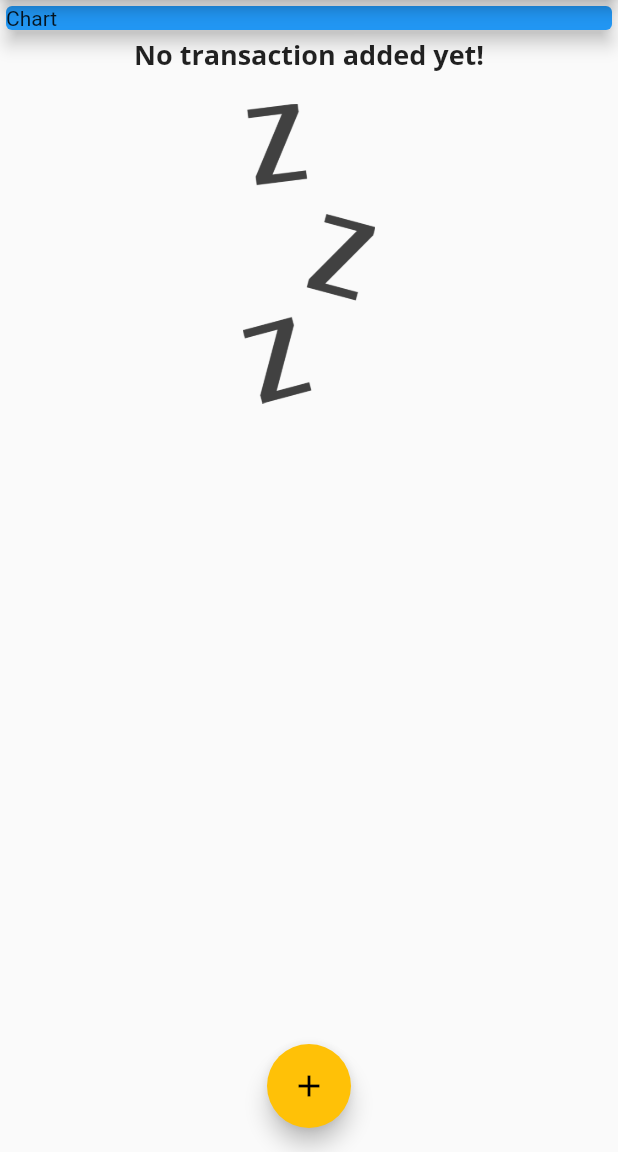
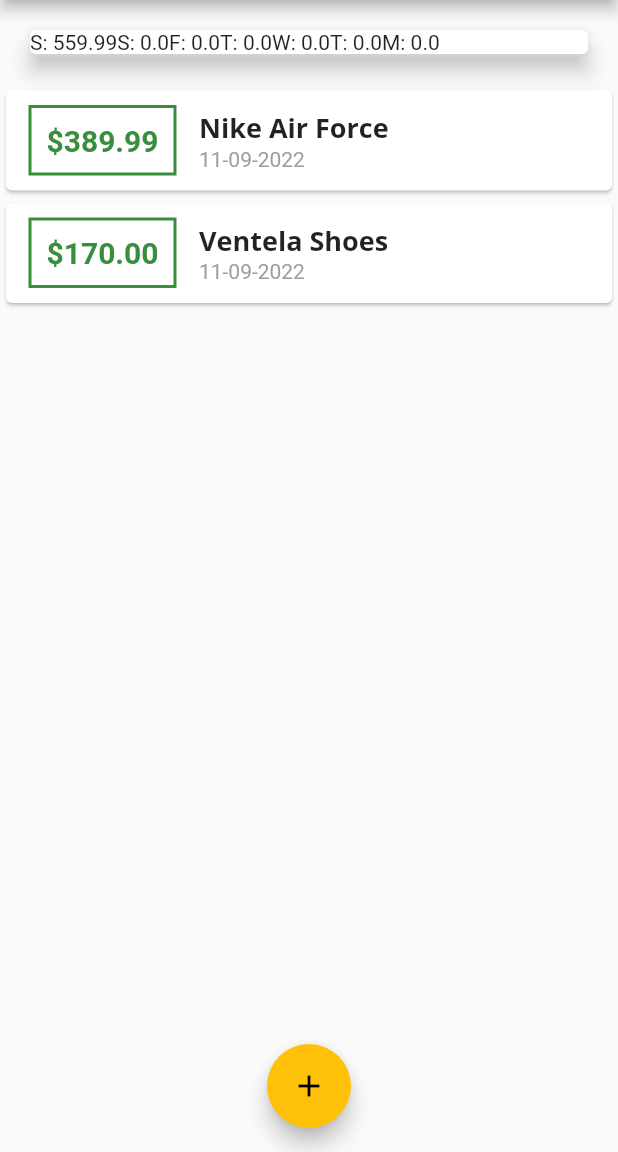
Before and after one commit to yqisthi/expense-manager-app-flutter, a Flutter app: the screen it shows after launch, on a phone screen of 412 x 824 dp, the part 84-1236 px from its top. Run offline on Flutter 3.47's test engine with Material 2 defaults, Android fonts, the phone set to English and light mode, and no system bars; statements that could not run were skipped.

Commit message:
chart for every 7 days

```diff
--- a/lib/main.dart
+++ b/lib/main.dart
@@ -3,6 +3,7 @@
 import '/widgets/new_transaction.dart';
 import 'models/transaction.dart';
 import 'widgets/transaction_list.dart';
+import 'widgets/chart.dart';
 
 void main() {
   runApp(MyApp());
@@ -48,19 +49,25 @@
 
 class _MyHomePageState extends State<MyHomePage> {
   final List<Transaction> _userTransactions = [
-    // Transaction(
-    //   id: "t1",
-    //   title: "Nike Air Force",
-    //   amount: 389.99,
-    //   date: DateTime.now(),
-    // ),
-    // Transaction(
-    //   id: "t2",
-    //   title: "Ventela Shoes",
-    //   amount: 170,
-    //   date: DateTime.now(),
-    // ),
+    Transaction(
+      id: "t1",
+      title: "Nike Air Force",
+      amount: 389.99,
+      date: DateTime.now(),
+    ),
+    Transaction(
+      id: "t2",
+      title: "Ventela Shoes",
+      amount: 170,
+      date: DateTime.now(),
+    ),
   ];
+
+  List<Transaction> get _recentTransactions {
+    return _userTransactions.where((tx) {
+      return tx.date.isAfter(DateTime.now().subtract(Duration(days: 7)));
+    }).toList();
+  }
 
   void _addNewTransaction(String txTitle, double txAmount) {
     final newTx = Transaction(
@@ -103,14 +110,7 @@
       ),
       body: SingleChildScrollView(
         child: Column(children: <Widget>[
-          Container(
-            width: double.infinity,
-            child: Card(
-              color: Colors.blue,
-              child: Text("Chart"),
-              elevation: 5,
-            ),
-          ),
+          Chart(_recentTransactions),
           TransactionList(_userTransactions)
         ]),
       ),
--- a/lib/widgets/chart.dart
+++ b/lib/widgets/chart.dart
@@ -1,4 +1,5 @@
-import 'package:expense_manager_app/models/transaction.dart';
+import '../models/transaction.dart';
+import 'package:intl/intl.dart';
 import 'package:flutter/material.dart';
 
 class Chart extends StatelessWidget {
@@ -8,8 +9,22 @@
 
   List<Map<String, Object>> get groupedTransactionValues {
     return List.generate(7, (index) {
-      final weekDay = DateTime.now();
-      return {'day': 'T', 'amount': 9.99};
+      final weekDay = DateTime.now().subtract(
+        Duration(days: index),
+      );
+      var totalSum = 0.0;
+      for (var i = 0; i < recentTransactions.length; i++) {
+        if (recentTransactions[i].date.day == weekDay.day &&
+            recentTransactions[i].date.month == weekDay.month &&
+            recentTransactions[i].date.year == weekDay.year) {
+          totalSum += recentTransactions[i].amount;
+        }
+      }
+
+      return {
+        'day': DateFormat.E().format(weekDay).substring(0, 1),
+        'amount': totalSum,
+      };
     });
   }
 
@@ -19,7 +34,9 @@
       elevation: 6,
       margin: EdgeInsets.all(20),
       child: Row(
-        children: [],
+        children: groupedTransactionValues.map((data) {
+          return Text('${data['day']}: ${data['amount']}');
+        }).toList(),
       ),
     );
   }
--- /dev/null
+++ b/lib/widgets/chart_bar.dart
@@ -0,0 +1,14 @@
+import 'package:flutter/material.dart';
+
+class ChartBar extends StatelessWidget {
+  final String label;
+  final double spendingAmount;
+  final double spendingPctOfTotal;
+
+  ChartBar(this.label, this.spendingAmount, this.spendingPctOfTotal);
+
+  @override
+  Widget build(BuildContext context) {
+    return Container(child: Text("helo"));
+  }
+}
```
